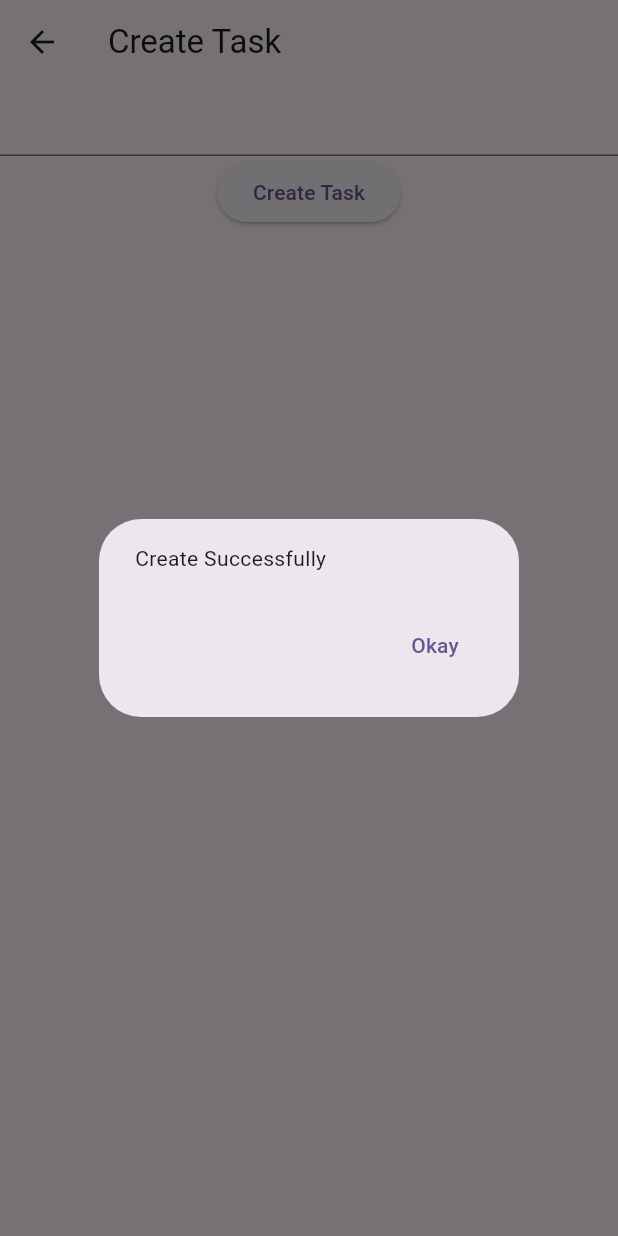
After one commit to AbRehman536/flutter_sec8_apis, a Flutter app: the CreateTask screen opened directly, after a tap on "Create Task", on a phone screen of 412 x 824 dp. The commit adds this screen. Run offline on Flutter 3.47's test engine with Material 3 defaults, Android fonts, the phone set to English and light mode, and no system bars; accounts and stored records are empty.

Commit message:
Create, Get, Update and Delete Task Done

```diff
--- /dev/null
+++ b/lib/views/create_task.dart
@@ -0,0 +1,62 @@
+import 'package:flutter/material.dart';
+import 'package:flutter_sec8_apis/provider/user_token_provider.dart';
+import 'package:flutter_sec8_apis/services/task.dart';
+import 'package:provider/provider.dart';
+
+class CreateTask extends StatefulWidget {
+  const CreateTask({super.key});
+
+  @override
+  State<CreateTask> createState() => _CreateTaskState();
+}
+
+class _CreateTaskState extends State<CreateTask> {
+  TextEditingController descriptionController = TextEditingController();
+  bool isLoading = false;
+  @override
+  Widget build(BuildContext context) {
+    var userProvider = Provider.of<UserProvider>(context);
+    return Scaffold(
+      appBar: AppBar(
+        title: Text("Create Task"),
+      ),
+      body: Column(
+        children: [
+          TextField(controller:  descriptionController,),
+          isLoading ? Center(child: CircularProgressIndicator(),)
+              :ElevatedButton(onPressed: ()async{
+                try{
+                  isLoading = true;
+                  setState(() {});
+                  await TaskServices().createTask(
+                      token: userProvider.getToken().toString(),
+                      description: descriptionController.text)
+                      .then((val){
+                        isLoading = false;
+                        setState(() {});
+                        showDialog(
+                            context: context, builder: (BuildContext context) {
+                              return AlertDialog(
+                                content: Text("Create Successfully"),
+                                actions: [
+                                  TextButton(onPressed: (){
+                                    Navigator.pop(context);
+                                    Navigator.pop(context);
+                                  }, child: Text("Okay"))
+                                ],
+                              );
+                        }, );
+                  });
+                }catch(e){ isLoading = false;
+                setState(() {});
+                ScaffoldMessenger.of(context)
+                    .showSnackBar(SnackBar(content: Text(e.toString())));
+                  ScaffoldMessenger.of(context)
+                      .showSnackBar(SnackBar(content: Text(e.toString())));
+                }
+          }, child: Text("Create Task"))
+        ],
+      ),
+    );
+  }
+}
--- a/lib/views/login.dart
+++ b/lib/views/login.dart
@@ -1,4 +1,5 @@
 import 'package:flutter/material.dart';
+import 'package:flutter_sec8_apis/views/get_all_task.dart';
 import 'package:flutter_sec8_apis/views/get_profile.dart';
 import 'package:flutter_sec8_apis/views/register.dart';
 import 'package:provider/provider.dart';
@@ -82,7 +83,7 @@ class _LoginViewState extends State<LoginView> {
                                           context,
                                           MaterialPageRoute(
                                               builder: (context) =>
-                                                  GetProfile()));
+                                                  GetAllTask()));
                                     },
                                     child: Text("Okay"))
                               ],
```
Also changed, not shown: lib/views/get_all_task.dart (added, +50 -0 lines), lib/views/update_task.dart (added, +71 -0 lines).
